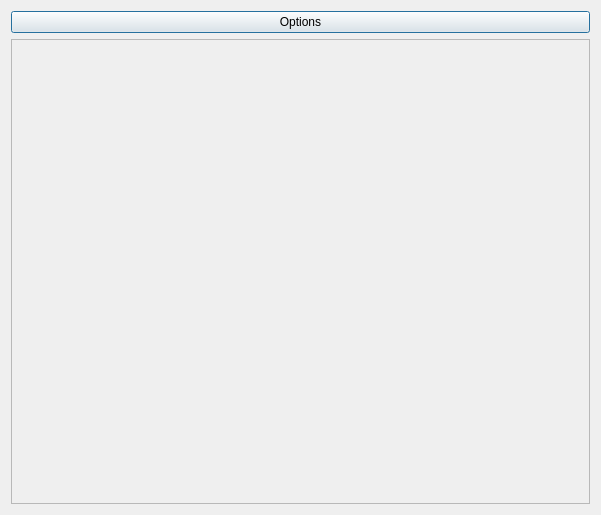
ramy25bh3/Pastry_Plus, file crud/crud/cam.ui: the form before one commit.
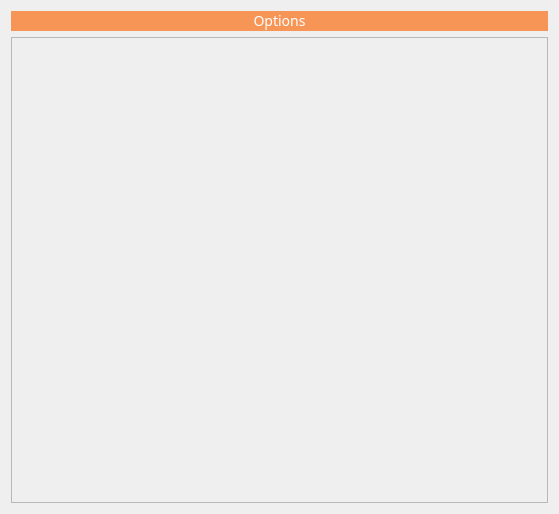
The form after the commit.

Patch:
```diff
--- a/crud/crud/cam.ui
+++ b/crud/crud/cam.ui
@@ -1,17 +1,39 @@
 <?xml version="1.0" encoding="UTF-8"?>
 <ui version="4.0">
  <class>Cam</class>
- <widget class="QDialog" name="Cam">
+ <widget class="QWidget" name="Cam">
   <property name="geometry">
    <rect>
     <x>0</x>
     <y>0</y>
-    <width>601</width>
-    <height>515</height>
+    <width>559</width>
+    <height>514</height>
    </rect>
   </property>
   <property name="windowTitle">
-   <string>Dialog</string>
+   <string>Form</string>
+  </property>
+  <property name="styleSheet">
+   <string notr="true">*{
+font-family:montserrat regular;
+font-size:14px;
+}
+
+QPushButton
+{background:#F79557;
+border-radius:15px;}
+QPushButton
+{
+color:white;
+border-radius:15px;
+}
+QPushButton:hover
+{
+color:rgb(255, 255, 255)f;
+border-radius:15px;
+background:#BEE059;
+}
+</string>
   </property>
   <layout class="QVBoxLayout" name="verticalLayout">
    <item>
@@ -31,8 +53,8 @@
        <rect>
         <x>0</x>
         <y>0</y>
-        <width>581</width>
-        <height>461</height>
+        <width>539</width>
+        <height>472</height>
        </rect>
       </property>
      </widget>
```
